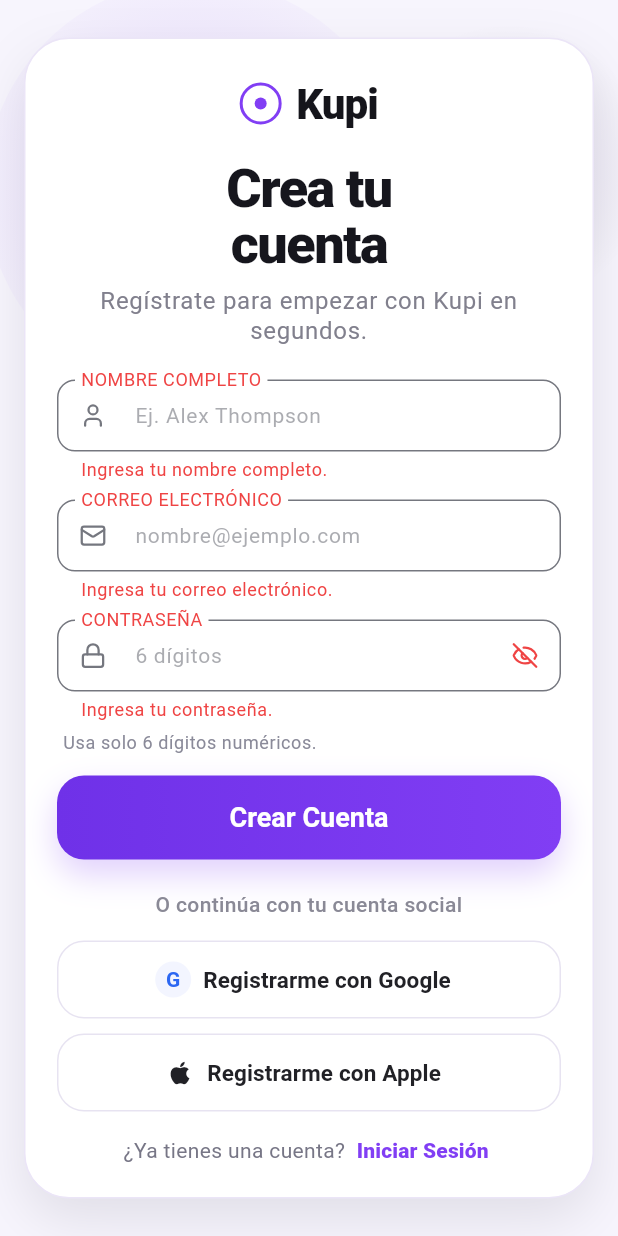
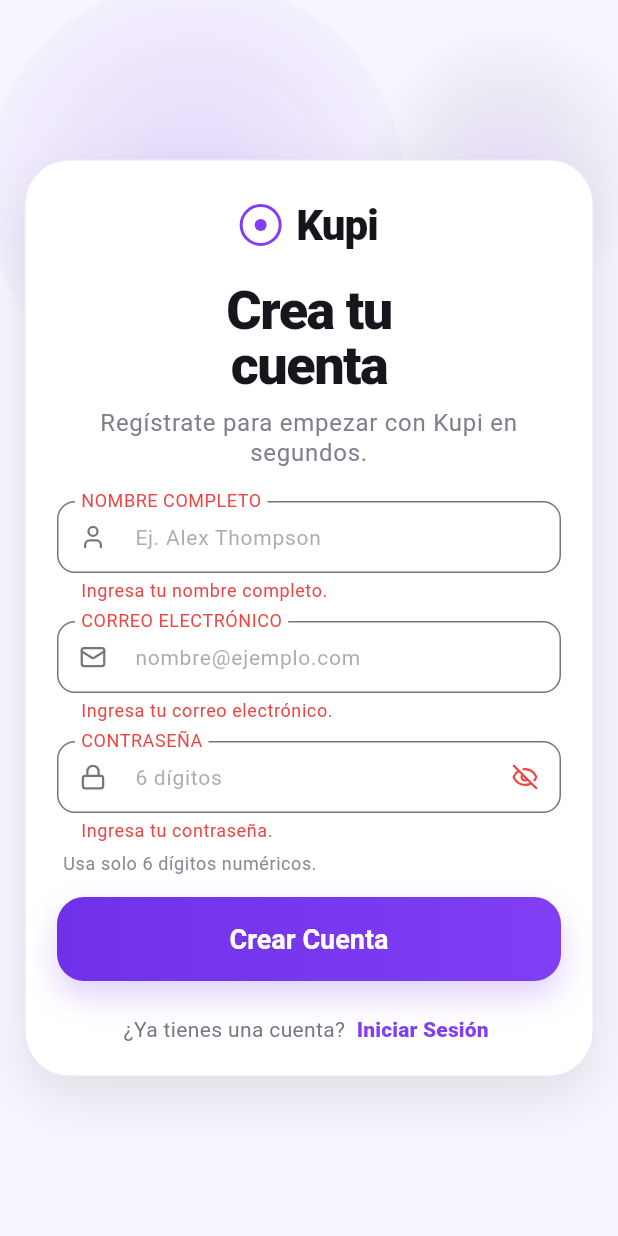
Before and after one commit to jordy-ricardo25/Kupi, a Flutter app: the SignUpPage screen opened by its route, after a tap on "Crear Cuenta", on a phone screen of 412 x 824 dp. Run offline on Flutter 3.47's test engine with Material 3 defaults, Android fonts, the phone set to English and light mode, and no system bars; our stand-ins replace easy_debounce, easy_localization, flutter_dotenv, flutter_riverpod, flutter_svg, flutter_tabler_icons and 4 more; accounts and stored records are empty; network calls fail.

```diff
--- a/application/lib/core/utils/index.dart
+++ b/application/lib/core/utils/index.dart
@@ -4,3 +4,4 @@
 export 'messenger.dart';
 export 'mutation.dart';
 export 'results.dart';
+export 'validators.dart';
--- /dev/null
+++ b/application/lib/core/utils/validators.dart
@@ -0,0 +1,75 @@
+final class AuthValidators {
+  static final RegExp _emailRegex = RegExp(r'^[^@\s]+@[^@\s]+\.[^@\s]+$');
+  static final RegExp _sixDigitsRegex = RegExp(r'^\d{6}$');
+
+  static String normalizeEmailInput(String raw) {
+    return raw
+        .toLowerCase()
+        .replaceAll(' ', '')
+        .replaceAll(RegExp(r'[^a-z0-9@._+\-]'), '');
+  }
+
+  static String normalizePasswordInput(String raw, {int maxLength = 6}) {
+    var normalized = raw.replaceAll(RegExp(r'[^0-9]'), '');
+
+    if (normalized.length > maxLength) {
+      normalized = normalized.substring(0, maxLength);
+    }
+
+    return normalized;
+  }
+
+  static String normalizeEmail(String value) {
+    return value.trim().toLowerCase();
+  }
+
+  static String normalizePassword(String value) {
+    return value.trim();
+  }
+
+  static String normalizeName(String value) {
+    return value.trim();
+  }
+
+  static bool isValidEmail(String value) => _emailRegex.hasMatch(value);
+
+  static bool isSixDigitsPassword(String value) {
+    return _sixDigitsRegex.hasMatch(value);
+  }
+
+  static String? validateEmail(
+    String? value, {
+    String emptyMessage = 'Ingresa tu correo electrónico.',
+    String invalidMessage = 'Ingresa un correo válido.',
+  }) {
+    final email = normalizeEmail(value ?? '');
+    if (email.isEmpty) return emptyMessage;
+    if (!isValidEmail(email)) return invalidMessage;
+
+    return null;
+  }
+
+  static String? validateSixDigitsPassword(
+    String? value, {
+    String emptyMessage = 'Ingresa tu contraseña.',
+    String invalidMessage = 'La contraseña debe tener exactamente 6 dígitos.',
+  }) {
+    final password = normalizePassword(value ?? '');
+    if (password.isEmpty) return emptyMessage;
+    if (!isSixDigitsPassword(password)) return invalidMessage;
+
+    return null;
+  }
+
+  static String? validateFullName(
+    String? value, {
+    String emptyMessage = 'Ingresa tu nombre completo.',
+    String shortMessage = 'Tu nombre debe tener al menos 3 caracteres.',
+  }) {
+    final name = normalizeName(value ?? '');
+    if (name.isEmpty) return emptyMessage;
+    if (name.length < 3) return shortMessage;
+
+    return null;
+  }
+}
--- a/application/lib/features/auth/domain/repos/auth_repository.dart
+++ b/application/lib/features/auth/domain/repos/auth_repository.dart
@@ -7,10 +7,14 @@
 @immutable
 abstract class AuthRepository {
   /// Signs in with [email] and [password].
-  Future<Result<AuthUser>> signIn({
+  Future<Result<AuthUser>> signInWithEmail({
     required String email,
     required String password,
   });
+
+  Future<Result<bool>> signInWithGoogle();
+
+  Future<Result<bool>> signInWithApple();
 
   /// Signs up with [email] and [password].
   Future<Result<AuthUser>> signUp({
--- a/application/lib/features/auth/presentation/views/sign_up_page.dart
+++ b/application/lib/features/auth/presentation/views/sign_up_page.dart
@@ -34,10 +34,7 @@
 
   void _normalizeEmailInput() {
     final raw = emailController.text;
-    final normalized = raw
-        .toLowerCase()
-        .replaceAll(' ', '')
-        .replaceAll(RegExp(r'[^a-z0-9@._+\-]'), '');
+    final normalized = AuthValidators.normalizeEmailInput(raw);
 
     if (raw == normalized) return;
 
@@ -49,11 +46,7 @@
 
   void _normalizePasswordInput() {
     final raw = passwordController.text;
-    var normalized = raw.replaceAll(RegExp(r'[^0-9]'), '');
-
-    if (normalized.length > 6) {
-      normalized = normalized.substring(0, 6);
-    }
+    final normalized = AuthValidators.normalizePasswordInput(raw);
 
     if (raw == normalized) return;
 
@@ -87,33 +80,15 @@
   }
 
   String? _validateName(String? value) {
-    final name = value?.trim() ?? '';
-    if (name.isEmpty) return 'Ingresa tu nombre completo.';
-    if (name.length < 3) return 'Tu nombre debe tener al menos 3 caracteres.';
-
-    return null;
+    return AuthValidators.validateFullName(value);
   }
 
   String? _validateEmail(String? value) {
-    final email = value?.trim() ?? '';
-    if (email.isEmpty) return 'Ingresa tu correo electrónico.';
-
-    final emailRegex = RegExp(r'^[^@\s]+@[^@\s]+\.[^@\s]+$');
-    if (!emailRegex.hasMatch(email)) {
-      return 'Ingresa un correo válido.';
-    }
-
-    return null;
+    return AuthValidators.validateEmail(value);
   }
 
   String? _validatePassword(String? value) {
-    final password = value?.trim() ?? '';
-    if (password.isEmpty) return 'Ingresa tu contraseña.';
-    if (!RegExp(r'^\d{6}$').hasMatch(password)) {
-      return 'La contraseña debe tener exactamente 6 dígitos.';
-    }
-
-    return null;
+    return AuthValidators.validateSixDigitsPassword(value);
   }
 
   Widget _buildOrb({
@@ -129,32 +104,6 @@
         decoration: BoxDecoration(
           shape: BoxShape.circle,
           gradient: RadialGradient(colors: colors, stops: const [0.0, 1.0]),
-        ),
-      ),
-    );
-  }
-
-  Widget _buildSocialButton({
-    required String label,
-    required Widget icon,
-    required VoidCallback? onPressed,
-  }) {
-    return SizedBox(
-      height: 52,
-      child: OutlinedButton.icon(
-        onPressed: onPressed,
-        icon: icon,
-        label: Text(
-          label,
-          style: const TextStyle(fontSize: 15, fontWeight: FontWeight.w600),
-        ),
-        style: OutlinedButton.styleFrom(
-          foregroundColor: const Color(0xFF212126),
-          backgroundColor: Colors.white,
-          side: const BorderSide(color: Color(0xFFE7E3F1)),
-          shape: RoundedRectangleBorder(
-            borderRadius: BorderRadius.circular(18),
-          ),
         ),
       ),
     );
@@ -372,57 +321,6 @@
                               ),
                             ),
                             const SizedBox(height: 20),
-                            Text(
-                              'O continúa con tu cuenta social',
-                              style: Theme.of(context).textTheme.bodyMedium
-                                  ?.copyWith(
-                                    color: const Color(0xFF8A8996),
-                                    fontWeight: FontWeight.w500,
-                                  ),
-                              textAlign: TextAlign.center,
-                            ),
-                            const SizedBox(height: 14),
-                            _buildSocialButton(
-                              label: 'Registrarme con Google',
-                              onPressed: mutation.isLoading
-                                  ? null
-                                  : () {
-                                      showSnackbar(
-                                        context,
-                                        'Google login estará disponible pronto.',
-                                      );
-                                    },
-                              icon: Container(
-                                width: 24,
-                                height: 24,
-                                decoration: const BoxDecoration(
-                                  shape: BoxShape.circle,
-                                  color: Color(0xFFF3F5FF),
-                                ),
-                                alignment: Alignment.center,
-                                child: const Text(
-                                  'G',
-                                  style: TextStyle(
-                                    color: Color(0xFF2C67F2),
-                                    fontWeight: FontWeight.w700,
-                                  ),
-                                ),
-                              ),
-                            ),
-                            const SizedBox(height: 10),
-                            _buildSocialButton(
-                              label: 'Registrarme con Apple',
-                              onPressed: mutation.isLoading
-                                  ? null
-                                  : () {
-                                      showSnackbar(
-                                        context,
-                                        'Apple login estará disponible pronto.',
-                                      );
-                                    },
-                              icon: const Icon(Icons.apple, size: 20),
-                            ),
-                            const SizedBox(height: 14),
                             Row(
                               mainAxisAlignment: MainAxisAlignment.center,
                               children: [
```
Also changed, not shown: application/lib/features/auth/data/repos/supabase_auth_repository.dart (+33 -1 lines), application/lib/features/auth/presentation/controller/sign_in_controller.dart (+52 -26 lines), application/lib/features/auth/presentation/controller/sign_up_controller.dart (+17 -26 lines), application/lib/features/auth/presentation/views/sign_in_page.dart (+12 -35 lines).
